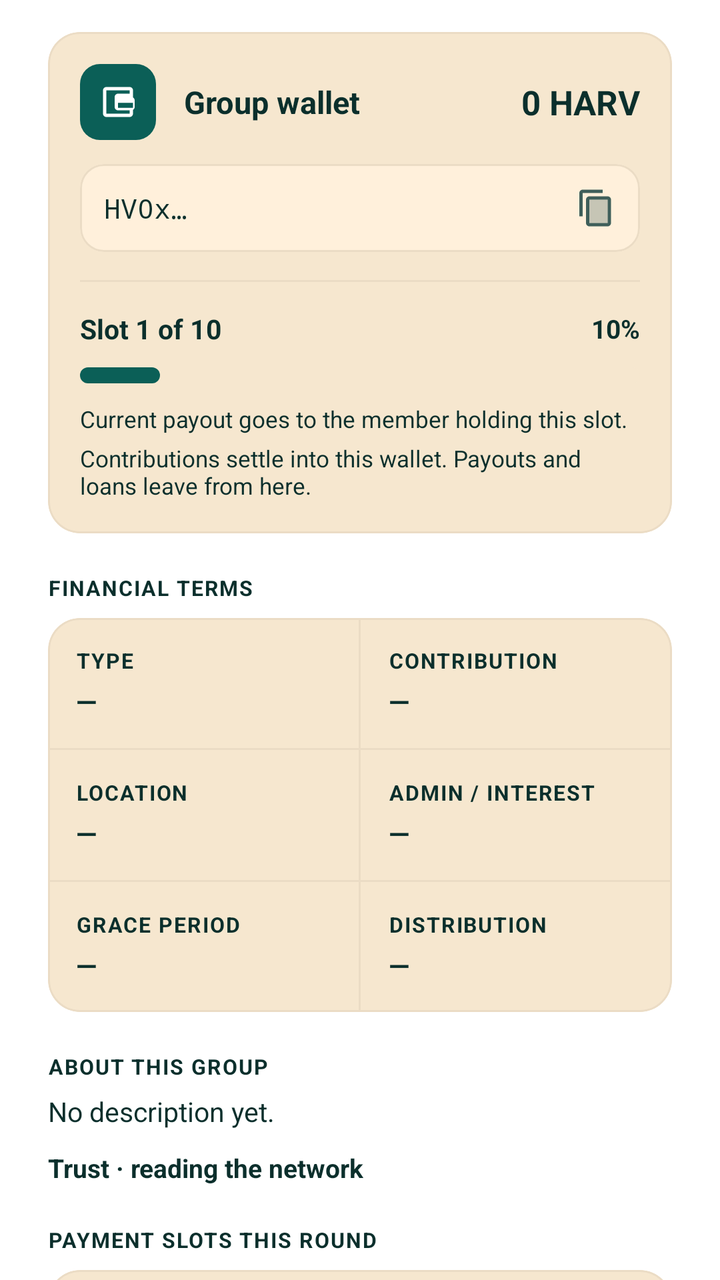
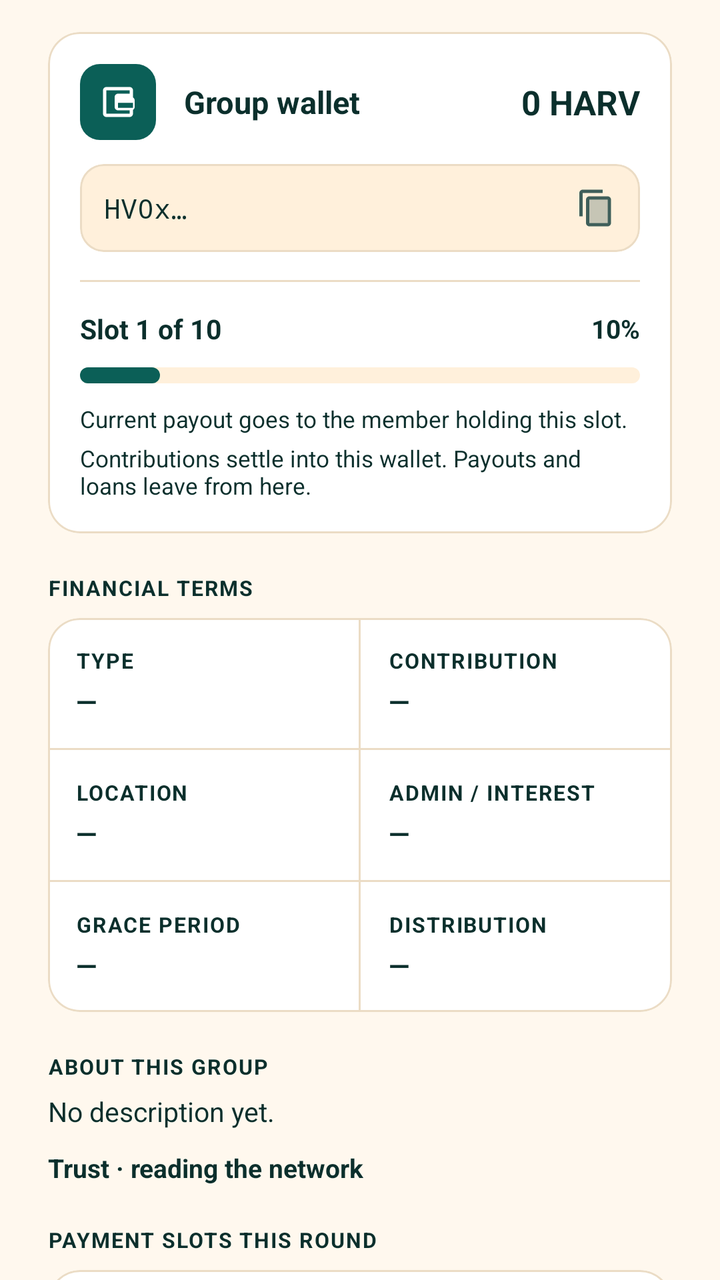

Before-and-after screenshots of an Android layout around one commit, followed by the original layout XML and the change that was made.
<!-- AndroidManifest.xml: application theme AppTheme -->
<!-- res/layout/group_overview_fragment.xml -->
<androidx.core.widget.NestedScrollView
	xmlns:android="http://schemas.android.com/apk/res/android"
	xmlns:app="http://schemas.android.com/apk/res-auto"
	xmlns:tools="http://schemas.android.com/tools"
	android:layout_width="match_parent"
	android:layout_height="match_parent"
	android:fillViewport="true"
	android:overScrollMode="never"
	android:background="@color/colorSurface"
	android:id="@+id/_main">
	<LinearLayout
		android:id="@+id/linear60"
		android:layout_width="match_parent"
		android:layout_height="wrap_content"
		android:paddingTop="16dp"
		android:paddingBottom="24dp"
		android:orientation="vertical"
		android:paddingHorizontal="24dp">
		<com.google.android.material.card.MaterialCardView
			android:id="@+id/card_group_wallet"
			android:layout_width="match_parent"
			android:layout_height="wrap_content"
			app:cardBackgroundColor="@color/colorSurfaceRaised"
			app:cardCornerRadius="16dp"
			app:cardElevation="0dp"
			app:strokeWidth="1dp"
			app:strokeColor="@color/colorCardStroke">
			<LinearLayout
				android:id="@+id/linear76"
				android:layout_width="match_parent"
				android:layout_height="wrap_content"
				android:padding="16dp"
				android:orientation="vertical">
				<LinearLayout
					android:id="@+id/linear17"
					android:layout_width="match_parent"
					android:layout_height="wrap_content"
					android:gravity="center_vertical"
					android:orientation="horizontal">
					<ImageView
						android:id="@+id/imageview15"
						android:layout_width="38dp"
						android:layout_height="38dp"
						android:padding="9dp"
						android:background="@drawable/bg_settings_icon_badge"
						android:src="@drawable/ic_wallet"
						android:scaleType="centerInside" />
					<TextView
						android:id="@+id/textview50"
						android:layout_width="0dp"
						android:layout_height="wrap_content"
						android:text="Group wallet"
						android:textStyle="bold"
						android:layout_weight="1"
						android:textSize="15.5sp"
						android:layout_marginStart="14dp" />
					<TextView
						android:id="@+id/tv_group_wallet_balance"
						android:layout_width="wrap_content"
						android:layout_height="wrap_content"
						android:text="0 HARV"
						android:textSize="17sp"
						android:textStyle="bold" />
				</LinearLayout>
				<com.google.android.material.card.MaterialCardView
					android:id="@+id/cardview22"
					android:layout_width="match_parent"
					android:layout_height="wrap_content"
					android:layout_marginTop="12dp"
					app:cardBackgroundColor="@color/colorSurfaceAlt"
					app:cardElevation="0dp"
					app:cardCornerRadius="12dp"
					app:strokeColor="@color/colorCardStroke"
					app:strokeWidth="1dp">
					<LinearLayout
						android:id="@+id/linear96"
						android:layout_width="match_parent"
						android:layout_height="wrap_content"
						android:padding="12dp"
						android:gravity="center_vertical"
						android:orientation="horizontal">
						<TextView
							android:id="@+id/tv_group_wallet_address"
							android:layout_width="0dp"
							android:layout_height="wrap_content"
							android:text="HV0x…"
							android:layout_weight="1"
							android:textSize="13.5sp"
							android:textIsSelectable="true"
							android:fontFamily="monospace" />
						<ImageView
							android:id="@+id/imageview16"
							android:layout_width="20dp"
							android:layout_height="20dp"
							android:src="@drawable/icon_content_copy_twotone"
							android:scaleType="centerInside"
							android:focusable="false"
							android:layout_marginStart="12dp"
							android:contentDescription="CopyAddress"
							app:tint="@color/colorTextSecondary" />
					</LinearLayout>
				</com.google.android.material.card.MaterialCardView>
				<View
					android:id="@+id/view18"
					android:layout_width="match_parent"
					android:layout_height="1dp"
					android:layout_marginTop="14dp"
					android:layout_marginBottom="14dp"
					android:background="@color/colorDivider" />
				<LinearLayout
					android:id="@+id/linear19"
					android:layout_width="match_parent"
					android:layout_height="wrap_content"
					android:gravity="center_vertical"
					android:orientation="horizontal">
					<TextView
						android:id="@+id/tv_cycle_status"
						android:layout_width="0dp"
						android:layout_height="wrap_content"
						android:text="Slot 1 of 10"
						android:textStyle="bold"
						android:layout_weight="1"
						android:textSize="13.5sp" />
					<TextView
						android:id="@+id/tv_cycle_percent"
						android:layout_width="wrap_content"
						android:layout_height="wrap_content"
						android:text="10%"
						android:textSize="13sp"
						android:textStyle="bold" />
				</LinearLayout>
				<FrameLayout
					android:id="@+id/frame_layout86"
					android:layout_width="match_parent"
					android:layout_height="8dp"
					android:layout_marginTop="10dp"
					android:background="@drawable/bg_progress_track">
					<View
						android:id="@+id/view_cycle_progress"
						android:layout_width="40dp"
						android:layout_height="match_parent"
						android:background="@drawable/bg_progress_fill" />
				</FrameLayout>
				<TextView
					android:id="@+id/tv_cycle_hint"
					android:layout_width="match_parent"
					android:layout_height="wrap_content"
					android:layout_marginTop="10dp"
					android:text="Current payout goes to the member holding this slot."
					android:textSize="11.5sp" />
				<TextView
					android:id="@+id/tv_group_wallet_hint"
					android:layout_width="match_parent"
					android:layout_height="wrap_content"
					android:layout_marginTop="4dp"
					android:text="Contributions settle into this wallet. Payouts and loans leave from here."
					android:textSize="11.5sp" />
			</LinearLayout>
		</com.google.android.material.card.MaterialCardView>
		<TextView
			android:id="@+id/textview52"
			android:layout_width="wrap_content"
			android:layout_height="wrap_content"
			android:layout_marginTop="20dp"
			android:layout_marginBottom="8dp"
			android:text="FINANCIAL TERMS"
			android:textStyle="bold"
			android:textSize="10.5sp"
			android:letterSpacing="0.06" />
		<com.google.android.material.card.MaterialCardView
			android:id="@+id/cardview18"
			android:layout_width="match_parent"
			android:layout_height="wrap_content"
			app:cardBackgroundColor="@color/colorSurfaceRaised"
			app:cardCornerRadius="16dp"
			app:cardElevation="0dp"
			app:strokeWidth="1dp"
			app:strokeColor="@color/colorCardStroke">
			<LinearLayout
				android:id="@+id/linear20"
				android:layout_width="match_parent"
				android:layout_height="wrap_content"
				android:orientation="vertical">
				<LinearLayout
					android:id="@+id/linear78"
					android:layout_width="match_parent"
					android:layout_height="wrap_content"
					android:orientation="horizontal">
					<LinearLayout
						android:id="@+id/linear79"
						android:layout_width="0dp"
						android:layout_height="wrap_content"
						android:padding="14dp"
						android:orientation="vertical"
						android:layout_weight="1">
						<TextView
							android:id="@+id/textview7"
							android:layout_width="wrap_content"
							android:layout_height="wrap_content"
							android:text="TYPE"
							android:textStyle="bold"
							android:textSize="10.5sp"
							android:letterSpacing="0.06" />
						<TextView
							android:id="@+id/tv_rule_type"
							android:layout_width="wrap_content"
							android:layout_height="wrap_content"
							android:layout_marginTop="4dp"
							android:text="—"
							android:textStyle="bold"
							android:textSize="13.5sp" />
					</LinearLayout>
					<View
						android:id="@+id/view14"
						android:layout_width="1dp"
						android:layout_height="match_parent"
						android:background="@color/colorDivider" />
					<LinearLayout
						android:id="@+id/linear15"
						android:layout_width="0dp"
						android:layout_height="wrap_content"
						android:padding="14dp"
						android:orientation="vertical"
						android:layout_weight="1">
						<TextView
							android:id="@+id/textview8"
							android:layout_width="wrap_content"
							android:layout_height="wrap_content"
							android:text="CONTRIBUTION"
							android:textStyle="bold"
							android:textSize="10.5sp"
							android:letterSpacing="0.06" />
						<TextView
							android:id="@+id/tv_rule_contribution"
							android:layout_width="wrap_content"
							android:layout_height="wrap_content"
							android:layout_marginTop="4dp"
							android:text="—"
							android:textStyle="bold"
							android:textSize="13.5sp" />
					</LinearLayout>
				</LinearLayout>
				<View
					android:id="@+id/view16"
					android:layout_width="match_parent"
					android:layout_height="1dp"
					android:background="@color/colorDivider" />
				<LinearLayout
					android:id="@+id/linear18"
					android:layout_width="match_parent"
					android:layout_height="wrap_content"
					android:orientation="horizontal">
					<LinearLayout
						android:id="@+id/linear21"
						android:layout_width="0dp"
						android:layout_height="wrap_content"
						android:padding="14dp"
						android:orientation="vertical"
						android:layout_weight="1">
						<TextView
							android:id="@+id/textview9"
							android:layout_width="wrap_content"
							android:layout_height="wrap_content"
							android:text="LOCATION"
							android:textStyle="bold"
							android:textSize="10.5sp"
							android:letterSpacing="0.06" />
						<TextView
							android:id="@+id/tv_rule_location"
							android:layout_width="wrap_content"
							android:layout_height="wrap_content"
							android:layout_marginTop="4dp"
							android:text="—"
							android:textStyle="bold"
							android:textSize="13.5sp" />
					</LinearLayout>
					<View
						android:id="@+id/view22"
						android:layout_width="1dp"
						android:layout_height="match_parent"
						android:background="@color/colorDivider" />
					<LinearLayout
						android:id="@+id/linear23"
						android:layout_width="0dp"
						android:layout_height="wrap_content"
						android:padding="14dp"
						android:orientation="vertical"
						android:layout_weight="1">
						<TextView
							android:id="@+id/tv_label_admin_or_interest"
							android:layout_width="wrap_content"
							android:layout_height="wrap_content"
							android:text="ADMIN / INTEREST"
							android:textStyle="bold"
							android:textSize="10.5sp"
							android:letterSpacing="0.06" />
						<TextView
							android:id="@+id/tv_rule_admin_fee"
							android:layout_width="wrap_content"
							android:layout_height="wrap_content"
							android:layout_marginTop="4dp"
							android:text="—"
							android:textStyle="bold"
							android:textSize="13.5sp" />
					</LinearLayout>
				</LinearLayout>
				<View
					android:id="@+id/view24"
					android:layout_width="match_parent"
					android:layout_height="1dp"
					android:background="@color/colorDivider" />
				<LinearLayout
					android:id="@+id/linear25"
					android:layout_width="match_parent"
					android:layout_height="wrap_content"
					android:orientation="horizontal">
					<LinearLayout
						android:id="@+id/linear26"
						android:layout_width="0dp"
						android:layout_height="wrap_content"
						android:padding="14dp"
						android:orientation="vertical"
						android:layout_weight="1">
						<TextView
							android:id="@+id/textview11"
							android:layout_width="wrap_content"
							android:layout_height="wrap_content"
							android:text="GRACE PERIOD"
							android:textStyle="bold"
							android:textSize="10.5sp"
							android:letterSpacing="0.06" />
						<TextView
							android:id="@+id/tv_rule_grace_period"
							android:layout_width="wrap_content"
							android:layout_height="wrap_content"
							android:layout_marginTop="4dp"
							android:text="—"
							android:textStyle="bold"
							android:textSize="13.5sp" />
					</LinearLayout>
					<View
						android:id="@+id/view27"
						android:layout_width="1dp"
						android:layout_height="match_parent"
						android:background="@color/colorDivider" />
					<LinearLayout
						android:id="@+id/linear28"
						android:layout_width="0dp"
						android:layout_height="wrap_content"
						android:padding="14dp"
						android:orientation="vertical"
						android:layout_weight="1">
						<TextView
							android:id="@+id/textview12"
							android:layout_width="wrap_content"
							android:layout_height="wrap_content"
							android:text="DISTRIBUTION"
							android:textStyle="bold"
							android:textSize="10.5sp"
							android:letterSpacing="0.06" />
						<TextView
							android:id="@+id/tv_rule_distribution"
							android:layout_width="wrap_content"
							android:layout_height="wrap_content"
							android:layout_marginTop="4dp"
							android:text="—"
							android:textStyle="bold"
							android:textSize="13.5sp" />
					</LinearLayout>
				</LinearLayout>
			</LinearLayout>
		</com.google.android.material.card.MaterialCardView>
		<LinearLayout
			android:id="@+id/linear75"
			android:layout_width="match_parent"
			android:layout_height="wrap_content"
			android:layout_marginTop="20dp"
			android:orientation="vertical">
			<TextView
				android:id="@+id/textview49"
				android:layout_width="wrap_content"
				android:layout_height="wrap_content"
				android:text="ABOUT THIS GROUP"
				android:textStyle="bold"
				android:textSize="10.5sp"
				android:letterSpacing="0.06" />
			<TextView
				android:id="@+id/tv_overview_description"
				android:layout_width="match_parent"
				android:layout_height="wrap_content"
				android:layout_marginTop="6dp"
				android:text="No description yet."
				android:textSize="13.5sp"
				android:lineSpacingExtra="3dp" />
			<TextView
				android:id="@+id/tv_group_trust"
				android:layout_width="match_parent"
				android:layout_height="wrap_content"
				android:layout_marginTop="10dp"
				android:text="Trust · reading the network"
				android:textSize="13sp"
				android:textStyle="bold" />
		</LinearLayout>
		<TextView
			android:id="@+id/tv_rules_header"
			android:layout_width="wrap_content"
			android:layout_height="wrap_content"
			android:layout_marginTop="20dp"
			android:layout_marginBottom="8dp"
			android:text="CODE OF CONDUCT"
			android:textStyle="bold"
			android:textSize="10.5sp"
			android:visibility="gone"
			android:letterSpacing="0.06" />
		<com.google.android.material.card.MaterialCardView
			android:id="@+id/card_code_of_conduct"
			android:layout_width="match_parent"
			android:layout_height="wrap_content"
			app:cardBackgroundColor="@color/colorSurfaceRaised"
			app:cardCornerRadius="16dp"
			app:cardElevation="0dp"
			android:visibility="gone"
			app:strokeWidth="1dp"
			app:strokeColor="@color/colorCardStroke">
			<LinearLayout
				android:id="@+id/layout_rules_container"
				android:layout_width="match_parent"
				android:layout_height="wrap_content"
				android:padding="16dp"
				android:orientation="vertical" />
		</com.google.android.material.card.MaterialCardView>
		<TextView
			android:id="@+id/textview21"
			android:layout_width="match_parent"
			android:layout_height="wrap_content"
			android:layout_marginTop="20dp"
			android:layout_marginBottom="8dp"
			android:text="PAYMENT SLOTS THIS ROUND"
			android:textStyle="bold"
			android:textSize="10.5sp"
			android:letterSpacing="0.06" />
		<com.google.android.material.card.MaterialCardView
			android:id="@+id/cardview10"
			android:layout_width="match_parent"
			android:layout_height="wrap_content"
			app:cardBackgroundColor="@color/colorSurfaceRaised"
			app:cardCornerRadius="16dp"
			app:cardElevation="0dp"
			app:strokeWidth="1dp"
			app:strokeColor="@color/colorCardStroke">
			<LinearLayout
				android:id="@+id/linear29"
				android:layout_width="match_parent"
				android:layout_height="wrap_content"
				android:padding="16dp"
				android:orientation="vertical">
				<LinearLayout
					android:id="@+id/layout_type_board"
					android:layout_width="match_parent"
					android:layout_height="wrap_content"
					android:orientation="vertical" />
				<androidx.recyclerview.widget.RecyclerView
					android:id="@+id/recycler_payment_slots"
					android:layout_width="match_parent"
					android:layout_height="wrap_content"
					android:nestedScrollingEnabled="false"
					android:overScrollMode="never" />
				<LinearLayout
					android:id="@+id/linear30"
					android:layout_width="match_parent"
					android:layout_height="wrap_content"
					android:layout_marginTop="14dp"
					android:orientation="vertical">
					<LinearLayout
						android:id="@+id/linear2"
						android:layout_width="wrap_content"
						android:layout_height="wrap_content"
						android:gravity="center_vertical"
						android:orientation="horizontal">
						<View
							android:id="@+id/view31"
							android:layout_width="10dp"
							android:layout_height="10dp"
							android:background="@color/colorTextMuted" />
						<TextView
							android:id="@+id/textview22"
							android:layout_width="wrap_content"
							android:layout_height="wrap_content"
							android:text="Not paid"
							android:textSize="11.5sp"
							android:layout_marginStart="6dp"
							android:layout_marginEnd="16dp" />
						<View
							android:id="@+id/view32"
							android:layout_width="10dp"
							android:layout_height="10dp"
							android:background="@color/colorAccent" />
						<TextView
							android:id="@+id/textview23"
							android:layout_width="wrap_content"
							android:layout_height="wrap_content"
							android:text="Paid this round"
							android:textSize="11.5sp"
							android:layout_marginStart="6dp" />
					</LinearLayout>
					<TextView
						android:id="@+id/tv_slot_grid_helper_hint"
						android:layout_width="match_parent"
						android:layout_height="wrap_content"
						android:layout_marginTop="8dp"
						android:text="Tracks unique member slots participating in Round 1"
						android:textSize="11sp"
						android:alpha="0.6" />
				</LinearLayout>
			</LinearLayout>
		</com.google.android.material.card.MaterialCardView>
		<com.google.android.material.card.MaterialCardView
			android:id="@+id/panel_rotating"
			android:layout_width="match_parent"
			android:layout_height="wrap_content"
			android:layout_marginTop="16dp"
			app:cardBackgroundColor="@color/colorSurfaceRaised"
			android:visibility="gone"
			app:cardCornerRadius="16dp"
			app:cardElevation="0dp"
			app:strokeWidth="1dp"
			app:strokeColor="@color/colorCardStroke">
			<LinearLayout
				android:id="@+id/linear87"
				android:layout_width="match_parent"
				android:layout_height="wrap_content"
				android:padding="16dp"
				android:orientation="vertical">
				<TextView
					android:id="@+id/textview58"
					android:layout_width="wrap_content"
					android:layout_height="wrap_content"
					android:text="Rotation Board"
					android:textSize="15sp"
					android:textStyle="bold" />
				<TextView
					android:id="@+id/tv_rotating_current"
					android:layout_width="match_parent"
					android:layout_height="wrap_content"
					android:layout_marginTop="8dp"
					android:text="Current slot: —"
					android:textSize="13.5sp" />
				<TextView
					android:id="@+id/tv_rotating_next"
					android:layout_width="match_parent"
					android:layout_height="wrap_content"
					android:layout_marginTop="4dp"
					android:text="Next recipient: —"
					android:textSize="13.5sp" />
				<TextView
					android:id="@+id/tv_rotating_method"
					android:layout_width="match_parent"
					android:layout_height="wrap_content"
					android:layout_marginTop="4dp"
					android:text="Order: —"
					android:textSize="12.5sp" />
			</LinearLayout>
		</com.google.android.material.card.MaterialCardView>
		<com.google.android.material.card.MaterialCardView
			android:id="@+id/panel_fixed"
			android:layout_width="match_parent"
			android:layout_height="wrap_content"
			android:layout_marginTop="16dp"
			app:cardBackgroundColor="@color/colorSurfaceRaised"
			android:visibility="gone"
			app:cardCornerRadius="16dp"
			app:cardElevation="0dp"
			app:strokeWidth="1dp"
			app:strokeColor="@color/colorCardStroke">
			<LinearLayout
				android:id="@+id/linear88"
				android:layout_width="match_parent"
				android:layout_height="wrap_content"
				android:padding="16dp"
				android:orientation="vertical">
				<TextView
					android:id="@+id/textview59"
					android:layout_width="wrap_content"
					android:layout_height="wrap_content"
					android:text="Savings Goal"
					android:textSize="15sp"
					android:textStyle="bold" />
				<TextView
					android:id="@+id/tv_fixed_goal"
					android:layout_width="match_parent"
					android:layout_height="wrap_content"
					android:layout_marginTop="8dp"
					android:text="Target: — HARV"
					android:textSize="13.5sp" />
				<TextView
					android:id="@+id/tv_fixed_progress"
					android:layout_width="match_parent"
					android:layout_height="wrap_content"
					android:layout_marginTop="4dp"
					android:text="Raised: — / —"
					android:textStyle="bold"
					android:textSize="13.5sp" />
				<TextView
					android:id="@+id/tv_fixed_rule"
					android:layout_width="match_parent"
					android:layout_height="wrap_content"
					android:layout_marginTop="4dp"
					android:text="Disbursement: —"
					android:textSize="12.5sp" />
			</LinearLayout>
		</com.google.android.material.card.MaterialCardView>
		<com.google.android.material.card.MaterialCardView
			android:id="@+id/panel_accumulative"
			android:layout_width="match_parent"
			android:layout_height="wrap_content"
			android:layout_marginTop="16dp"
			app:cardBackgroundColor="@color/colorSurfaceRaised"
			android:visibility="gone"
			app:cardCornerRadius="16dp"
			app:cardElevation="0dp"
			app:strokeWidth="1dp"
			app:strokeColor="@color/colorCardStroke">
			<LinearLayout
				android:id="@+id/linear89"
				android:layout_width="match_parent"
				android:layout_height="wrap_content"
				android:padding="16dp"
				android:orientation="vertical">
				<TextView
					android:id="@+id/textview60"
					android:layout_width="wrap_content"
					android:layout_height="wrap_content"
					android:text="Loan Facility"
					android:textSize="15sp"
					android:textStyle="bold" />
				<TextView
					android:id="@+id/tv_loan_rate"
					android:layout_width="match_parent"
					android:layout_height="wrap_content"
					android:layout_marginTop="8dp"
					android:text="Interest: —%"
					android:textSize="13.5sp" />
				<TextView
					android:id="@+id/tv_loan_withdrawal"
					android:layout_width="match_parent"
					android:layout_height="wrap_content"
					android:layout_marginTop="4dp"
					android:text="Withdrawal rule: —"
					android:textSize="12.5sp" />
				<TextView
					android:id="@+id/tv_loan_active_count"
					android:layout_width="match_parent"
					android:layout_height="wrap_content"
					android:layout_marginTop="4dp"
					android:text="Active loans: 0"
					android:textSize="13.5sp" />
			</LinearLayout>
		</com.google.android.material.card.MaterialCardView>
		<TextView
			android:id="@+id/textview61"
			android:layout_width="wrap_content"
			android:layout_height="wrap_content"
			android:layout_marginTop="20dp"
			android:layout_marginBottom="8dp"
			android:text="POOL SUMMARY"
			android:textStyle="bold"
			android:textSize="10.5sp"
			android:letterSpacing="0.06" />
		<com.google.android.material.card.MaterialCardView
			android:id="@+id/cardview21"
			android:layout_width="match_parent"
			android:layout_height="wrap_content"
			app:cardBackgroundColor="@color/colorSurfaceRaised"
			app:cardCornerRadius="16dp"
			app:cardElevation="0dp"
			app:strokeWidth="1dp"
			app:strokeColor="@color/colorCardStroke">
			<LinearLayout
				android:id="@+id/linear90"
				android:layout_width="match_parent"
				android:layout_height="wrap_content"
				android:padding="16dp"
				android:orientation="vertical">
				<LinearLayout
					android:id="@+id/linear91"
					android:layout_width="match_parent"
					android:layout_height="wrap_content"
					android:gravity="center_vertical"
					android:orientation="horizontal">
					<TextView
						android:id="@+id/textview62"
						android:layout_width="0dp"
						android:layout_height="wrap_content"
						android:text="Per contribution"
						android:layout_weight="1"
						android:textSize="13.5sp" />
					<TextView
						android:id="@+id/tv_pool_contribution"
						android:layout_width="wrap_content"
						android:layout_height="wrap_content"
						android:text="0 HARV"
						android:textStyle="bold"
						android:textSize="13.5sp" />
				</LinearLayout>
				<LinearLayout
					android:id="@+id/linear92"
					android:layout_width="match_parent"
					android:layout_height="wrap_content"
					android:layout_marginTop="10dp"
					android:gravity="center_vertical"
					android:orientation="horizontal">
					<TextView
						android:id="@+id/textview63"
						android:layout_width="0dp"
						android:layout_height="wrap_content"
						android:text="Full cycle pot"
						android:layout_weight="1"
						android:textSize="13.5sp" />
					<TextView
						android:id="@+id/tv_pool_total"
						android:layout_width="wrap_content"
						android:layout_height="wrap_content"
						android:text="0 HARV"
						android:textStyle="bold"
						android:textSize="13.5sp" />
				</LinearLayout>
				<LinearLayout
					android:id="@+id/linear93"
					android:layout_width="match_parent"
					android:layout_height="wrap_content"
					android:layout_marginTop="10dp"
					android:gravity="center_vertical"
					android:orientation="horizontal">
					<TextView
						android:id="@+id/textview64"
						android:layout_width="0dp"
						android:layout_height="wrap_content"
						android:text="Paid this round"
						android:layout_weight="1"
						android:textSize="13.5sp" />
					<TextView
						android:id="@+id/tv_pool_paid"
						android:layout_width="wrap_content"
						android:layout_height="wrap_content"
						android:text="0 / 0"
						android:textStyle="bold"
						android:textSize="13.5sp" />
				</LinearLayout>
			</LinearLayout>
		</com.google.android.material.card.MaterialCardView>
		<com.google.android.material.card.MaterialCardView
			android:id="@+id/panel_payout_requests"
			android:layout_width="match_parent"
			android:layout_height="wrap_content"
			android:layout_marginTop="16dp"
			app:cardBackgroundColor="@color/colorSurfaceRaised"
			android:visibility="gone"
			app:cardCornerRadius="16dp"
			app:cardElevation="0dp"
			app:strokeWidth="1dp"
			app:strokeColor="@color/colorCardStroke">
			<LinearLayout
				android:id="@+id/linear94"
				android:layout_width="match_parent"
				android:layout_height="wrap_content"
				android:padding="16dp"
				android:orientation="vertical">
				<TextView
					android:id="@+id/textview65"
					android:layout_width="wrap_content"
					android:layout_height="wrap_content"
					android:text="Payout Requests"
					android:textSize="15sp"
					android:textStyle="bold" />
				<androidx.recyclerview.widget.RecyclerView
					android:id="@+id/recycler_payout_requests"
					android:layout_width="match_parent"
					android:layout_height="wrap_content"
					android:layout_marginTop="10dp"
					android:nestedScrollingEnabled="false"
					android:overScrollMode="never" />
				<TextView
					android:id="@+id/tv_payout_requests_empty"
					android:layout_width="match_parent"
					android:layout_height="wrap_content"
					android:paddingTop="8dp"
					android:text="No pending payout requests."
					android:textSize="13sp" />
			</LinearLayout>
		</com.google.android.material.card.MaterialCardView>
	</LinearLayout>
</androidx.core.widget.NestedScrollView>
<!-- resources referenced by this layout -->
<resources>
  <color name="colorAccent">#0B5F57</color>
  <color name="colorCardStroke">#EBDCC5</color>
  <color name="colorDivider">#EBDCC5</color>
  <color name="colorSurface">#FFFFFF</color>
  <color name="colorSurfaceAlt">#FFF0DB</color>
  <color name="colorSurfaceRaised">#F6E7CF</color>
  <color name="colorTextMuted">#7E9893</color>
  <color name="colorTextSecondary">#3F5F5A</color>
  <!-- drawable bg_progress_fill (drawable) -->
  <?xml version="1.0" encoding="utf-8"?>
  <shape xmlns:android="http://schemas.android.com/apk/res/android" android:shape="rectangle">
  	<solid android:color="@color/colorAccent" />
  	<corners android:radius="6dp" />
  	
  </shape>
  <!-- drawable bg_progress_track (drawable) -->
  <?xml version="1.0" encoding="utf-8"?>
  <shape xmlns:android="http://schemas.android.com/apk/res/android" android:shape="rectangle">
  	<solid android:color="@color/colorSurfaceRaised" />
  	<corners android:radius="6dp" />
  	
  </shape>
  <!-- drawable bg_settings_icon_badge (drawable) -->
  <?xml version="1.0" encoding="utf-8"?>
  <shape xmlns:android="http://schemas.android.com/apk/res/android" android:shape="rectangle">
  	<solid android:color="@color/colorAccent" />
  	<corners android:radius="10dp" />
  </shape>
  <style name="HarvanaPopupMenu" parent="Widget.MaterialComponents.PopupMenu">
          <item name="android:popupBackground">@drawable/bg_popup_menu</item>
          <item name="android:popupElevation">10dp</item>
      </style>
  <style name="HarvanaSpinner" parent="Widget.AppCompat.Spinner">
          <item name="android:popupBackground">@color/colorSurface</item>
          <item name="android:dropDownSelector">@color/colorAccentRipple</item>
      </style>
  <style name="HarvanaTextView" parent="android:Widget.TextView">
          <item name="android:textColor">@color/colorTextPrimary</item>
      </style>
  <color name="colorBackground">#FFF8EE</color>
  <color name="colorTextPrimary">#0B2F2C</color>
  <color name="colorTextOnAccent">#FFFFFF</color>
  <color name="colorAccentDark">#084A44</color>
  <color name="colorError">#C8443F</color>
  <color name="colorTextPrimaryWhite">#FFFFFF</color>
  <color name="colorControlNormal">#587570</color>
  <color name="colorAccentRipple">#1A0B5F57</color>
  <color name="colorAccentStroke">#330B5F57</color>
  <color name="colorAccentStrong">#053D3A</color>
  <color name="colorTextTertiary">#587570</color>
  <!-- drawable bg_popup_menu (drawable) -->
  <?xml version="1.0" encoding="utf-8"?>
  <shape xmlns:android="http://schemas.android.com/apk/res/android" android:shape="rectangle">
      <solid android:color="@color/colorPopupSurface" />
      <stroke android:width="1dp" android:color="@color/colorCardStroke" />
      <corners android:radius="14dp" />
  </shape>
  <style name="HarvanaDialogButton" parent="Widget.MaterialComponents.Button.TextButton.Dialog">
          <item name="android:textColor">@color/colorAccent</item>
          <item name="android:minHeight">48dp</item>
      </style>
  <style name="HarvanaBottomSheetStyle" parent="Widget.MaterialComponents.BottomSheet.Modal">
          <item name="backgroundTint">?attr/colorSurface</item>
          <item name="shapeAppearanceOverlay">@style/HarvanaBottomSheetShape</item>
      </style>
  <color name="colorPopupSurface">#F6E9D2</color>
  <style name="HarvanaBottomSheetShape" parent="">
          <item name="cornerFamily">rounded</item>
          <item name="cornerSizeTopLeft">20dp</item>
          <item name="cornerSizeTopRight">20dp</item>
          <item name="cornerSizeBottomLeft">0dp</item>
          <item name="cornerSizeBottomRight">0dp</item>
      </style>
  <!-- unchanged entries left out for length: 8 -->
</resources>

<!-- the commit's change to res/layout/group_overview_fragment.xml (unified diff, before → after) -->
@@ -6,7 +6,7 @@
 	android:layout_height="match_parent"
 	android:fillViewport="true"
 	android:overScrollMode="never"
-	android:background="@color/colorSurface"
+	android:background="@android:color/transparent"
 	android:id="@+id/_main">
 	<LinearLayout
 		android:id="@+id/linear60"
@@ -20,7 +20,7 @@
 			android:id="@+id/card_group_wallet"
 			android:layout_width="match_parent"
 			android:layout_height="wrap_content"
-			app:cardBackgroundColor="@color/colorSurfaceRaised"
+			app:cardBackgroundColor="@color/colorSurface"
 			app:cardCornerRadius="16dp"
 			app:cardElevation="0dp"
 			app:strokeWidth="1dp"
@@ -171,7 +171,7 @@
 			android:id="@+id/cardview18"
 			android:layout_width="match_parent"
 			android:layout_height="wrap_content"
-			app:cardBackgroundColor="@color/colorSurfaceRaised"
+			app:cardBackgroundColor="@color/colorSurface"
 			app:cardCornerRadius="16dp"
 			app:cardElevation="0dp"
 			app:strokeWidth="1dp"
@@ -416,7 +416,7 @@
 			android:id="@+id/card_code_of_conduct"
 			android:layout_width="match_parent"
 			android:layout_height="wrap_content"
-			app:cardBackgroundColor="@color/colorSurfaceRaised"
+			app:cardBackgroundColor="@color/colorSurface"
 			app:cardCornerRadius="16dp"
 			app:cardElevation="0dp"
 			android:visibility="gone"
@@ -443,7 +443,7 @@
 			android:id="@+id/cardview10"
 			android:layout_width="match_parent"
 			android:layout_height="wrap_content"
-			app:cardBackgroundColor="@color/colorSurfaceRaised"
+			app:cardBackgroundColor="@color/colorSurface"
 			app:cardCornerRadius="16dp"
 			app:cardElevation="0dp"
 			app:strokeWidth="1dp"
@@ -519,7 +519,7 @@
 			android:layout_width="match_parent"
 			android:layout_height="wrap_content"
 			android:layout_marginTop="16dp"
-			app:cardBackgroundColor="@color/colorSurfaceRaised"
+			app:cardBackgroundColor="@color/colorSurface"
 			android:visibility="gone"
 			app:cardCornerRadius="16dp"
 			app:cardElevation="0dp"
@@ -566,7 +566,7 @@
 			android:layout_width="match_parent"
 			android:layout_height="wrap_content"
 			android:layout_marginTop="16dp"
-			app:cardBackgroundColor="@color/colorSurfaceRaised"
+			app:cardBackgroundColor="@color/colorSurface"
 			android:visibility="gone"
 			app:cardCornerRadius="16dp"
 			app:cardElevation="0dp"
@@ -614,7 +614,7 @@
 			android:layout_width="match_parent"
 			android:layout_height="wrap_content"
 			android:layout_marginTop="16dp"
-			app:cardBackgroundColor="@color/colorSurfaceRaised"
+			app:cardBackgroundColor="@color/colorSurface"
 			android:visibility="gone"
 			app:cardCornerRadius="16dp"
 			app:cardElevation="0dp"
@@ -670,7 +670,7 @@
 			android:id="@+id/cardview21"
 			android:layout_width="match_parent"
 			android:layout_height="wrap_content"
-			app:cardBackgroundColor="@color/colorSurfaceRaised"
+			app:cardBackgroundColor="@color/colorSurface"
 			app:cardCornerRadius="16dp"
 			app:cardElevation="0dp"
 			app:strokeWidth="1dp"
@@ -753,7 +753,7 @@
 			android:layout_width="match_parent"
 			android:layout_height="wrap_content"
 			android:layout_marginTop="16dp"
-			app:cardBackgroundColor="@color/colorSurfaceRaised"
+			app:cardBackgroundColor="@color/colorSurface"
 			android:visibility="gone"
 			app:cardCornerRadius="16dp"
 			app:cardElevation="0dp"
<!-- resource entries referenced after the edit -->
@@ -2,10 +2,10 @@
 <resources>
   <color name="colorAccent">#0B5F57</color>
   <color name="colorCardStroke">#EBDCC5</color>
-  <color name="colorDivider">#EBDCC5</color>
+  <color name="colorDivider">@color/colorCardStroke</color>
   <color name="colorSurface">#FFFFFF</color>
   <color name="colorSurfaceAlt">#FFF0DB</color>
-  <color name="colorSurfaceRaised">#F6E7CF</color>
+  <color name="colorSurfaceRaised">@color/colorSurfaceAlt</color>
   <color name="colorTextMuted">#7E9893</color>
   <color name="colorTextSecondary">#3F5F5A</color>
   <!-- drawable bg_progress_fill (drawable) -->
@@ -65,7 +65,7 @@
           <item name="backgroundTint">?attr/colorSurface</item>
           <item name="shapeAppearanceOverlay">@style/HarvanaBottomSheetShape</item>
       </style>
-  <color name="colorPopupSurface">#F6E9D2</color>
+  <color name="colorPopupSurface">@color/colorSurface</color>
   <style name="HarvanaBottomSheetShape" parent="">
           <item name="cornerFamily">rounded</item>
           <item name="cornerSizeTopLeft">20dp</item>
